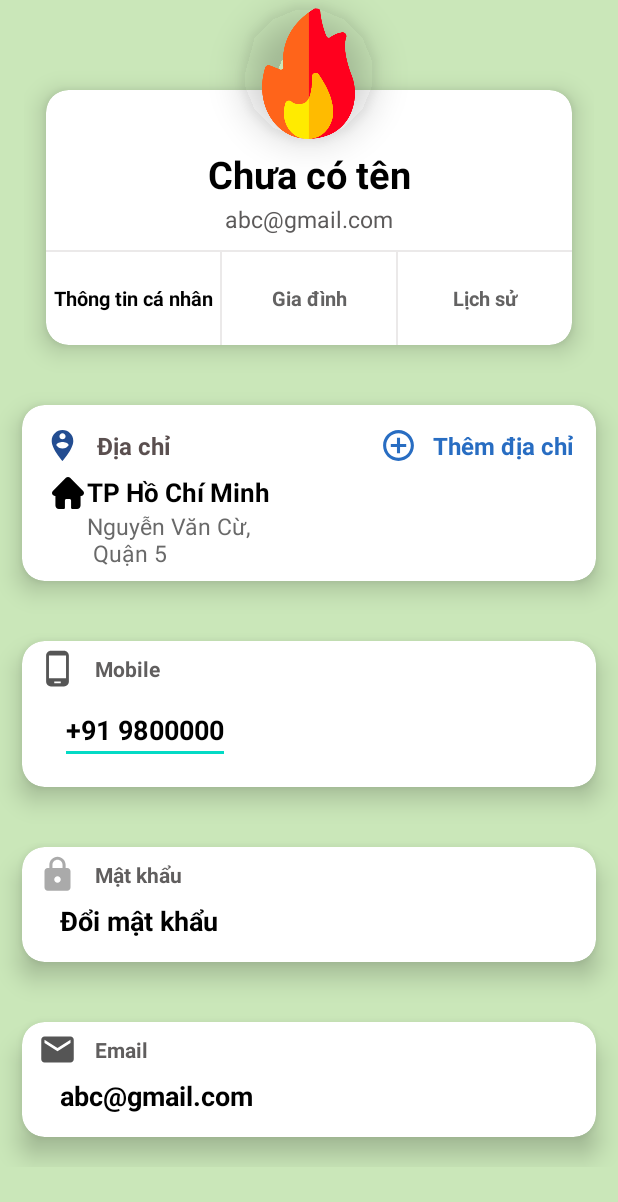
After one commit to palnguyen20-01/CSC13009-20KTPM1-CKDP, an Android app: the layout activity_setting.xml on its own in the app's theme, with its tools: preview values and no code run, on a phone screen of 412 x 824 dp. The commit adds this screen. Shown: the top 1202 px of the screen. Run offline under Robolectric (Android 15) with nearby library versions, the phone set to English and light mode, and no system bars.

Commit message:
feat: Profile layout

```diff
--- /dev/null
+++ b/app/src/main/res/drawable/ic_add.xml
@@ -0,0 +1,5 @@
+<vector android:height="24dp" android:tint="#286DC2"
+    android:viewportHeight="24" android:viewportWidth="24"
+    android:width="24dp" xmlns:android="http://schemas.android.com/apk/res/android">
+    <path android:fillColor="@android:color/white" android:pathData="M13,7h-2v4L7,11v2h4v4h2v-4h4v-2h-4L13,7zM12,2C6.48,2 2,6.48 2,12s4.48,10 10,10 10,-4.48 10,-10S17.52,2 12,2zM12,20c-4.41,0 -8,-3.59 -8,-8s3.59,-8 8,-8 8,3.59 8,8 -3.59,8 -8,8z"/>
+</vector>
--- /dev/null
+++ b/app/src/main/res/drawable/ic_arrow.xml
@@ -0,0 +1,5 @@
+<vector android:autoMirrored="true" android:height="24dp"
+    android:tint="#FFF7F5" android:viewportHeight="24"
+    android:viewportWidth="24" android:width="24dp" xmlns:android="http://schemas.android.com/apk/res/android">
+    <path android:fillColor="@android:color/white" android:pathData="M16.62,2.99c-0.49,-0.49 -1.28,-0.49 -1.77,0L6.54,11.3c-0.39,0.39 -0.39,1.02 0,1.41l8.31,8.31c0.49,0.49 1.28,0.49 1.77,0s0.49,-1.28 0,-1.77L9.38,12l7.25,-7.25c0.48,-0.48 0.48,-1.28 -0.01,-1.76z"/>
+</vector>
--- /dev/null
+++ b/app/src/main/res/drawable/ic_email.xml
@@ -0,0 +1,5 @@
+<vector android:height="24dp" android:tint="#555555"
+    android:viewportHeight="24" android:viewportWidth="24"
+    android:width="24dp" xmlns:android="http://schemas.android.com/apk/res/android">
+    <path android:fillColor="@android:color/white" android:pathData="M20,4L4,4c-1.1,0 -1.99,0.9 -1.99,2L2,18c0,1.1 0.9,2 2,2h16c1.1,0 2,-0.9 2,-2L22,6c0,-1.1 -0.9,-2 -2,-2zM20,8l-8,5 -8,-5L4,6l8,5 8,-5v2z"/>
+</vector>
--- /dev/null
+++ b/app/src/main/res/drawable/ic_notification.xml
@@ -0,0 +1,5 @@
+<vector android:height="24dp" android:tint="#FFF7F5"
+    android:viewportHeight="24" android:viewportWidth="24"
+    android:width="24dp" xmlns:android="http://schemas.android.com/apk/res/android">
+    <path android:fillColor="@android:color/white" android:pathData="M10,20h4c0,1.1 -0.9,2 -2,2S10,21.1 10,20zM14,9c0,2.61 1.67,4.83 4,5.66L18,17h2v2H4v-2h2v-7c0,-2.79 1.91,-5.14 4.5,-5.8V3.5C10.5,2.67 11.17,2 12,2s1.5,0.67 1.5,1.5v0.7c0.71,0.18 1.36,0.49 1.95,0.9C14.54,6.14 14,7.51 14,9zM24,8h-3V5h-2v3h-3v2h3v3h2v-3h3V8z"/>
+</vector>
--- /dev/null
+++ b/app/src/main/res/drawable/ic_person.xml
@@ -0,0 +1,5 @@
+<vector android:height="24dp" android:tint="#234D91"
+    android:viewportHeight="24" android:viewportWidth="24"
+    android:width="24dp" xmlns:android="http://schemas.android.com/apk/res/android">
+    <path android:fillColor="@android:color/white" android:pathData="M12,2C8.14,2 5,5.14 5,9c0,5.25 7,13 7,13s7,-7.75 7,-13C19,5.14 15.86,2 12,2zM12,4c1.1,0 2,0.9 2,2c0,1.11 -0.9,2 -2,2s-2,-0.89 -2,-2C10,4.9 10.9,4 12,4zM12,14c-1.67,0 -3.14,-0.85 -4,-2.15c0.02,-1.32 2.67,-2.05 4,-2.05s3.98,0.73 4,2.05C15.14,13.15 13.67,14 12,14z"/>
+</vector>
--- /dev/null
+++ b/app/src/main/res/drawable/ic_phone.xml
@@ -0,0 +1,5 @@
+<vector android:height="24dp" android:tint="#555555"
+    android:viewportHeight="24" android:viewportWidth="24"
+    android:width="24dp" xmlns:android="http://schemas.android.com/apk/res/android">
+    <path android:fillColor="@android:color/white" android:pathData="M16,1L8,1C6.34,1 5,2.34 5,4v16c0,1.66 1.34,3 3,3h8c1.66,0 3,-1.34 3,-3L19,4c0,-1.66 -1.34,-3 -3,-3zM14,21h-4v-1h4v1zM17.25,18L6.75,18L6.75,4h10.5v14z"/>
+</vector>
--- /dev/null
+++ b/app/src/main/res/drawable/ic_shopping.xml
@@ -0,0 +1,5 @@
+<vector android:height="24dp" android:tint="#FFF7F5"
+    android:viewportHeight="24" android:viewportWidth="24"
+    android:width="24dp" xmlns:android="http://schemas.android.com/apk/res/android">
+    <path android:fillColor="@android:color/white" android:pathData="M15.55,13c0.75,0 1.41,-0.41 1.75,-1.03l3.58,-6.49c0.37,-0.66 -0.11,-1.48 -0.87,-1.48L5.21,4l-0.94,-2L1,2v2h2l3.6,7.59 -1.35,2.44C4.52,15.37 5.48,17 7,17h12v-2L7,15l1.1,-2h7.45zM6.16,6h12.15l-2.76,5L8.53,11L6.16,6zM7,18c-1.1,0 -1.99,0.9 -1.99,2S5.9,22 7,22s2,-0.9 2,-2 -0.9,-2 -2,-2zM17,18c-1.1,0 -1.99,0.9 -1.99,2s0.89,2 1.99,2 2,-0.9 2,-2 -0.9,-2 -2,-2z"/>
+</vector>
--- /dev/null
+++ b/app/src/main/res/layout/activity_setting.xml
@@ -0,0 +1,39 @@
+<?xml version="1.0" encoding="utf-8"?>
+<LinearLayout
+    xmlns:android="http://schemas.android.com/apk/res/android"
+    xmlns:app="http://schemas.android.com/apk/res-auto"
+    xmlns:tools="http://schemas.android.com/tools"
+    android:layout_width="match_parent"
+    android:layout_height="match_parent"
+    android:orientation="vertical"
+    android:layout_gravity="center"
+    android:background="@color/app_main1"
+    tools:context=".MainActivity">
+
+
+    <include
+        android:layout_gravity="center"
+        layout="@layout/item_image"
+        android:layout_height="wrap_content"
+        android:layout_marginLeft="16dp"
+        android:layout_marginRight="16dp"
+        android:layout_width="match_parent" />
+    <ScrollView
+        android:layout_width="match_parent"
+        android:layout_height="wrap_content">
+
+        <LinearLayout
+            android:orientation="vertical"
+            android:layout_width="match_parent"
+            android:layout_height="wrap_content">
+            <include layout="@layout/item_add"/>
+            <include layout="@layout/item_info"/>
+            <include layout="@layout/item_password"/>
+            <include layout="@layout/item_email"/>
+
+        </LinearLayout>
+    </ScrollView>
+
+
+
+</LinearLayout>
--- /dev/null
+++ b/app/src/main/res/layout/item_add.xml
@@ -0,0 +1,112 @@
+<?xml version="1.0" encoding="utf-8"?>
+<androidx.cardview.widget.CardView
+    xmlns:android="http://schemas.android.com/apk/res/android"
+    android:layout_width="match_parent"
+    android:layout_height="wrap_content"
+    xmlns:app="http://schemas.android.com/apk/res-auto"
+    xmlns:card_view="http://schemas.android.com/tools"
+    app:cardCornerRadius="15dp"
+    app:cardElevation="10dp"
+    app:cardUseCompatPadding="true"
+    card_view:cardCornerRAdius="5dp">
+    <LinearLayout
+        android:orientation="vertical"
+        android:padding="8dp"
+        android:layout_width="match_parent"
+        android:layout_height="wrap_content">
+        <RelativeLayout
+            android:layout_width="match_parent"
+            android:layout_height="wrap_content">
+            <LinearLayout
+                android:orientation="horizontal"
+                android:padding="1dp"
+                android:gravity="center"
+                android:layout_alignParentStart="true"
+                android:layout_width="wrap_content"
+                android:layout_height="wrap_content">
+                <ImageView
+                    android:padding="5dp"
+                    android:src="@drawable/ic_person"
+                    android:layout_width="35dp"
+                    android:layout_height="35dp"/>
+                <TextView
+                    android:text="Địa chỉ"
+                    android:textSize="16sp"
+                    android:layout_margin="5dp"
+                    android:textStyle="bold|normal"
+                    android:textColor="#F8554A4A"
+                    android:layout_width="wrap_content"
+                    android:layout_height="wrap_content"/>
+
+
+            </LinearLayout>
+            <LinearLayout
+                android:orientation="horizontal"
+                android:padding="1dp"
+                android:gravity="center"
+                android:layout_alignParentEnd="true"
+                android:layout_width="wrap_content"
+                android:layout_height="wrap_content">
+                <ImageView
+                    android:padding="5dp"
+                    android:src="@drawable/ic_add"
+                    android:layout_width="35dp"
+                    android:layout_height="35dp"/>
+                <TextView
+                    android:text="Thêm địa chỉ"
+                    android:textSize="16sp"
+                    android:layout_margin="5dp"
+                    android:textStyle="bold|normal"
+                    android:textColor="#286DC2"
+                    android:layout_width="wrap_content"
+                    android:layout_height="wrap_content"/>
+
+            </LinearLayout>
+
+
+        </RelativeLayout>
+        <LinearLayout
+            android:orientation="horizontal"
+            android:layout_width="match_parent"
+            android:layout_height="wrap_content">
+            <ImageView
+                app:tint="@color/black"
+                android:padding="2dp"
+                android:layout_marginStart="10dp"
+                android:src="@drawable/ic_home"
+                android:layout_width="25dp"
+                android:layout_height="25dp"/>
+            <LinearLayout
+                android:orientation="vertical"
+                android:layout_width="match_parent"
+                android:layout_height="wrap_content">
+                <TextView
+                    android:text="TP Hồ Chí Minh"
+                    android:textSize="17sp"
+                    android:textColor="@color/black"
+                    android:textStyle="bold"
+                    android:gravity="center"
+                    android:layout_width="wrap_content"
+                    android:layout_height="wrap_content"/>
+                <TextView
+                    android:text="Nguyễn Văn Cừ, \n Quận 5"
+                    android:textSize="15sp"
+                    android:textColor="#ED5E5E5E"
+                    android:textStyle="normal"
+                    android:textAlignment="textStart"
+                    android:layout_width="wrap_content"
+                    android:layout_height="wrap_content"
+                    card_view:ignore="RtlCompat" />
+
+
+            </LinearLayout>
+
+
+
+        </LinearLayout>
+
+
+
+    </LinearLayout>
+
+</androidx.cardview.widget.CardView>
--- /dev/null
+++ b/app/src/main/res/layout/item_email.xml
@@ -0,0 +1,53 @@
+<?xml version="1.0" encoding="utf-8"?>
+<androidx.cardview.widget.CardView
+    xmlns:android="http://schemas.android.com/apk/res/android"
+    android:layout_width="match_parent"
+    android:layout_height="wrap_content"
+    xmlns:app="http://schemas.android.com/apk/res-auto"
+    xmlns:card_view="http://schemas.android.com/tools"
+    app:cardCornerRadius="15dp"
+    app:cardElevation="10dp"
+    app:cardUseCompatPadding="true"
+    card_view:cardCornerRAdius="5dp">
+    <LinearLayout
+        android:orientation="vertical"
+        android:layout_width="match_parent"
+        android:layout_height="wrap_content">
+        <LinearLayout
+            android:orientation="horizontal"
+            android:padding="3dp"
+            android:layout_width="match_parent"
+            android:layout_height="wrap_content">
+            <ImageView
+                android:padding="2dp"
+                android:src="@drawable/ic_email"
+                android:layout_marginStart="5dp"
+                android:layout_width="30dp"
+                android:layout_height="30dp"/>
+            <TextView
+                android:text="Email"
+                android:layout_marginStart="10dp"
+                android:textSize="14sp"
+                android:textStyle="bold"
+                android:layout_gravity="center"
+                android:textColor="#605E5E"
+                android:layout_width="wrap_content"
+                android:layout_height="wrap_content"/>
+
+
+        </LinearLayout>
+        <TextView
+            android:text="abc@gmail.com"
+            android:textStyle="bold"
+            android:textColor="@color/black"
+            android:textSize="18sp"
+            android:layout_marginStart="25dp"
+            android:layout_marginBottom="15dp"
+            android:layout_width="wrap_content"
+            android:layout_height="wrap_content"/>
+
+
+
+    </LinearLayout>
+
+</androidx.cardview.widget.CardView>
--- /dev/null
+++ b/app/src/main/res/layout/item_image.xml
@@ -0,0 +1,111 @@
+<?xml version="1.0" encoding="utf-8"?>
+<RelativeLayout xmlns:android="http://schemas.android.com/apk/res/android"
+    android:layout_width="match_parent"
+    android:layout_height="wrap_content"
+    xmlns:app="http://schemas.android.com/apk/res-auto"
+    xmlns:card_view="http://schemas.android.com/tools"
+    android:layout_centerInParent="true"
+    android:gravity="center">
+    <RelativeLayout
+        android:layout_centerInParent="true"
+        android:layout_width="match_parent"
+        android:layout_height="250dp">
+        <androidx.cardview.widget.CardView
+            app:cardCornerRadius="15dp"
+            android:layout_marginTop="40dp"
+            app:cardElevation="10dp"
+            app:cardUseCompatPadding="true"
+            card_view:cardCornerRAdius="5dp"
+            android:layout_width="match_parent"
+            android:layout_height="240dp">
+            <LinearLayout
+                android:orientation="vertical"
+                android:layout_marginTop="23dp"
+                android:layout_width="match_parent"
+                android:layout_height="match_parent">
+                <TextView
+                    android:layout_marginTop="15dp"
+                    android:text="Chưa có tên"
+                    android:textSize="25sp"
+                    android:textStyle="bold"
+                    android:gravity="center"
+                    android:textColor="@color/black"
+                    android:layout_width="match_parent"
+                    android:layout_height="wrap_content"/>
+                <TextView
+                   android:layout_marginTop="2dp"
+                    android:text="abc@gmail.com"
+                    android:textSize="15sp"
+                    android:textStyle="normal"
+                    android:layout_marginBottom="10dp"
+                    android:gravity="center"
+                    android:textColor="#5C5A5A"
+                    android:layout_width="match_parent"
+                    android:layout_height="wrap_content"/>
+                <View
+                    android:background="#79D6D1D1"
+                    android:layout_width="match_parent"
+                    android:layout_height="1dp"/>
+                <LinearLayout
+                    android:orientation="horizontal"
+                    android:weightSum="3"
+                    android:gravity="center"
+                    android:layout_width="match_parent"
+                    android:layout_height="match_parent">
+                    <TextView
+                        android:layout_weight="1"
+                        android:text="Thông tin cá nhân"
+                        android:gravity="center"
+                        android:textStyle="bold"
+                        android:textSize="13sp"
+                        android:textColor="@color/black"
+                        android:layout_width="0dp"
+                        android:layout_height="wrap_content"/>
+                    <View
+                        android:background="#79D6D1D1"
+                        android:layout_width="1dp"
+                        android:layout_height="match_parent"/>
+                    <TextView
+                        android:layout_weight="1"
+                        android:text="Gia đình"
+                        android:gravity="center"
+                        android:textStyle="bold"
+                        android:textSize="13sp"
+                        android:textColor="#636262"
+                        android:layout_width="0dp"
+                        android:layout_height="wrap_content"/>
+                    <View
+                        android:background="#79D6D1D1"
+                        android:layout_width="1dp"
+                        android:layout_height="match_parent"/>
+                    <TextView
+                        android:layout_weight="1"
+                        android:text="Lịch sử"
+                        android:gravity="center"
+                        android:textStyle="bold"
+                        android:textSize="13sp"
+                        android:textColor="#636262"
+                        android:layout_width="0dp"
+                        android:layout_height="wrap_content"/>
+
+
+                </LinearLayout>
+
+
+
+            </LinearLayout>
+
+
+        </androidx.cardview.widget.CardView>
+
+
+    </RelativeLayout>
+    <com.google.android.material.imageview.ShapeableImageView
+        android:src="@drawable/burn"
+        app:shapeAppearanceOverlay="@style/Circular"
+        android:elevation="15dp"
+        android:padding="5dp"
+        android:layout_centerHorizontal="true"
+        android:layout_width="98dp"
+        android:layout_height="98dp"/>
+</RelativeLayout>
--- /dev/null
+++ b/app/src/main/res/layout/item_info.xml
@@ -0,0 +1,54 @@
+<?xml version="1.0" encoding="utf-8"?>
+<androidx.cardview.widget.CardView
+    xmlns:android="http://schemas.android.com/apk/res/android"
+    android:layout_width="match_parent"
+    android:layout_height="wrap_content"
+    xmlns:app="http://schemas.android.com/apk/res-auto"
+    xmlns:card_view="http://schemas.android.com/tools"
+    app:cardCornerRadius="15dp"
+    app:cardElevation="10dp"
+    app:cardUseCompatPadding="true"
+    card_view:cardCornerRAdius="5dp">
+    <LinearLayout
+        android:orientation="vertical"
+        android:layout_width="match_parent"
+        android:layout_height="wrap_content">
+        <LinearLayout
+            android:orientation="horizontal"
+            android:padding="3dp"
+            android:layout_width="match_parent"
+            android:layout_height="wrap_content">
+            <ImageView
+                android:padding="2dp"
+                android:src="@drawable/ic_phone"
+                android:layout_marginStart="5dp"
+                android:layout_width="30dp"
+                android:layout_height="30dp"/>
+            <TextView
+                android:text="Mobile"
+                android:layout_marginStart="10dp"
+                android:textSize="14sp"
+                android:textStyle="bold"
+                android:layout_gravity="center"
+                android:textColor="#605E5E"
+                android:layout_width="wrap_content"
+                android:layout_height="wrap_content"/>
+
+
+        </LinearLayout>
+        <EditText
+            android:text="+91 9800000"
+            android:textStyle="bold"
+            android:textColor="@color/black"
+            android:textSize="18sp"
+
+            android:layout_marginStart="25dp"
+            android:layout_marginBottom="15dp"
+            android:layout_width="wrap_content"
+            android:layout_height="wrap_content"/>
+
+
+
+    </LinearLayout>
+
+</androidx.cardview.widget.CardView>
--- /dev/null
+++ b/app/src/main/res/layout/item_password.xml
@@ -0,0 +1,53 @@
+<?xml version="1.0" encoding="utf-8"?>
+<androidx.cardview.widget.CardView
+    xmlns:android="http://schemas.android.com/apk/res/android"
+    android:layout_width="match_parent"
+    android:layout_height="wrap_content"
+    xmlns:app="http://schemas.android.com/apk/res-auto"
+    xmlns:card_view="http://schemas.android.com/tools"
+    app:cardCornerRadius="15dp"
+    app:cardElevation="10dp"
+    app:cardUseCompatPadding="true"
+    card_view:cardCornerRAdius="5dp">
+    <LinearLayout
+        android:orientation="vertical"
+        android:layout_width="match_parent"
+        android:layout_height="wrap_content">
+        <LinearLayout
+            android:orientation="horizontal"
+            android:padding="3dp"
+            android:layout_width="match_parent"
+            android:layout_height="wrap_content">
+            <ImageView
+                android:padding="2dp"
+                android:src="@drawable/ic_lock"
+                android:layout_marginStart="5dp"
+                android:layout_width="30dp"
+                android:layout_height="30dp"/>
+            <TextView
+                android:text="Mật khẩu"
+                android:layout_marginStart="10dp"
+                android:textSize="14sp"
+                android:textStyle="bold"
+                android:layout_gravity="center"
+                android:textColor="#605E5E"
+                android:layout_width="wrap_content"
+                android:layout_height="wrap_content"/>
+
+
+        </LinearLayout>
+        <TextView
+            android:text="Đổi mật khẩu"
+            android:textStyle="bold"
+            android:textColor="@color/black"
+            android:textSize="18sp"
+            android:layout_marginStart="25dp"
+            android:layout_marginBottom="15dp"
+            android:layout_width="wrap_content"
+            android:layout_height="wrap_content"/>
+
+
+
+    </LinearLayout>
+
+</androidx.cardview.widget.CardView>
--- a/app/src/main/res/menu/menu.xml
+++ b/app/src/main/res/menu/menu.xml
@@ -2,7 +2,7 @@
 <menu xmlns:android="http://schemas.android.com/apk/res/android">
     <item
         android:id="@+id/itemHome"
-        android:title="Home"
+        android:title="Trang chủ"
         android:icon="@drawable/ic_home"
         />
 
@@ -21,7 +21,7 @@
 
     <item
         android:id="@+id/itemProfile"
-        android:title="Profile"
+        android:title="Tài khoản"
         android:icon="@drawable/ic_action_profile"
         />
 </menu>
--- a/app/src/main/res/values/themes.xml
+++ b/app/src/main/res/values/themes.xml
@@ -13,4 +13,9 @@
         <item name="android:statusBarColor">?attr/colorPrimaryVariant</item>
         <!-- Customize your theme here. -->
     </style>
+
+    <style name="Circular">
+        <item name="cornerSize">50%</item>
+
+    </style>
 </resources>
```
